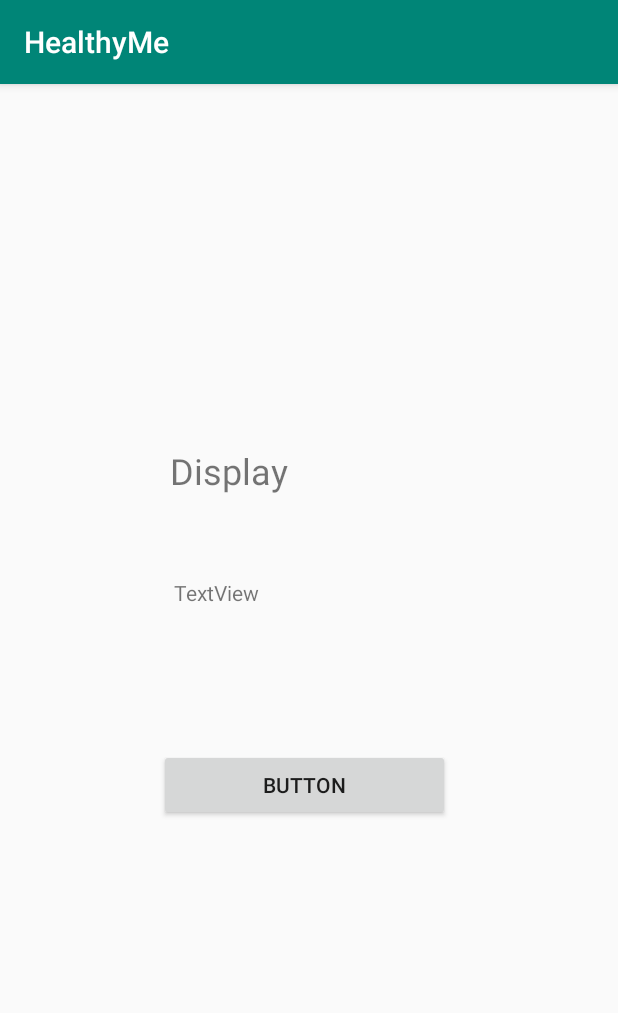
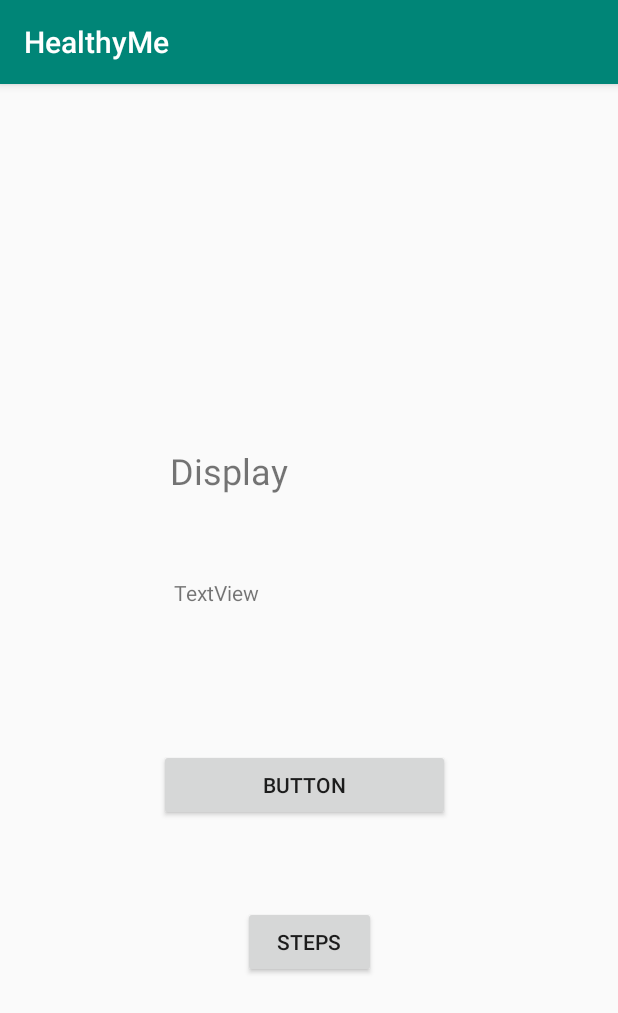
Before and after one commit to bagade24/HealthyMeFitnessTracker3, an Android app: the screen it shows after launch (MainActivity), on a phone screen of 412 x 824 dp. Shown: the top 1013 px of the screen. Run offline under Robolectric (Android 15) with nearby library versions, the phone set to English and light mode, and no system bars; 2 statements that could not run were skipped.

Commit message:
updated with scanning

```diff
--- a/app/src/main/java/com/example/healthyme/MainActivity.java
+++ b/app/src/main/java/com/example/healthyme/MainActivity.java
@@ -4,9 +4,11 @@ import androidx.annotation.NonNull;
 import androidx.annotation.Nullable;
 import androidx.appcompat.app.AppCompatActivity;
 
+import android.content.Context;
 import android.content.Intent;
 import android.content.IntentSender;
 import android.os.Bundle;
+import android.se.omapi.SEService;
 import android.util.Log;
 import android.view.View;
 import android.widget.Button;
@@ -47,20 +49,29 @@ public class MainActivity extends AppCompatActivity  implements ConnectionCallba
     private GoogleApiClient mApiClient;
     TextView t1,t2;
     //private static final int REQUEST_BLUETOOTH = 1001;
-    Button b1;
+    Button b1,btnstep;
     @Override
-    protected void onCreate(Bundle savedInstanceState) {
+    protected void onCreate(final Bundle savedInstanceState) {
         super.onCreate(savedInstanceState);
         setContentView(R.layout.activity_main);
 
         t1=findViewById(R.id.disp);
         t2=findViewById(R.id.textView2);
         b1=findViewById(R.id.button1);
+        btnstep=findViewById(R.id.btn_stepcounter);
         b1.setOnClickListener(new View.OnClickListener() {
             @Override
             public void onClick(View view) {
                 Intent intent= new Intent(getApplicationContext(),bluetoothcon.class);
                 startActivity(intent);
+            }
+        });
+
+        btnstep.setOnClickListener(new View.OnClickListener() {
+            @Override
+            public void onClick(View view) {
+                Toast.makeText(getApplicationContext(),"Again",Toast.LENGTH_LONG).show();
+                onConnected(savedInstanceState);
             }
         });
 
--- a/app/src/main/java/com/example/healthyme/bluetoothcon.java
+++ b/app/src/main/java/com/example/healthyme/bluetoothcon.java
@@ -15,6 +15,7 @@ import android.os.Build;
 import android.os.Bundle;
 import android.text.Layout;
 import android.view.View;
+import android.widget.AdapterView;
 import android.widget.ArrayAdapter;
 import android.widget.Button;
 import android.widget.ListView;
@@ -64,6 +65,15 @@ public class bluetoothcon extends AppCompatActivity {
             }
         });
 
+        listView_display.setOnItemClickListener(new AdapterView.OnItemClickListener() {
+            @Override
+            public void onItemClick(AdapterView<?> adapterView, View view, int i, long l) {
+                String s = listView_display.getItemAtPosition(i).toString();
+
+                Toast.makeText(getApplicationContext(), s, Toast.LENGTH_LONG).show();
+            }
+        });
+
     }
 
     public void discover(View view) {
@@ -99,9 +109,11 @@ public class bluetoothcon extends AppCompatActivity {
                 bth_search_arrlist.add(device);
                 mListadapter= new DeviceList(context,R.layout.device_adapter_view,bth_search_arrlist);
                 listView_display.setAdapter(mListadapter);
+
             }
         }
     };
+
 
     public void pair(View view)
     {
@@ -140,4 +152,9 @@ public class bluetoothcon extends AppCompatActivity {
     }
 
 
+
+
+
+
+
 }
--- a/app/src/main/res/layout/activity_main.xml
+++ b/app/src/main/res/layout/activity_main.xml
@@ -56,4 +56,20 @@
         android:layout_marginRight="112dp"
         android:text="Button" />
 
+    <Button
+        android:id="@+id/btn_stepcounter"
+        android:layout_width="wrap_content"
+        android:layout_height="wrap_content"
+        android:layout_alignParentStart="true"
+        android:layout_alignParentLeft="true"
+        android:layout_alignParentTop="true"
+        android:layout_alignParentEnd="true"
+        android:layout_alignParentRight="true"
+        android:layout_marginStart="162dp"
+        android:layout_marginLeft="162dp"
+        android:layout_marginTop="548dp"
+        android:layout_marginEnd="161dp"
+        android:layout_marginRight="161dp"
+        android:text="STEPS" />
+
 </RelativeLayout>
```
